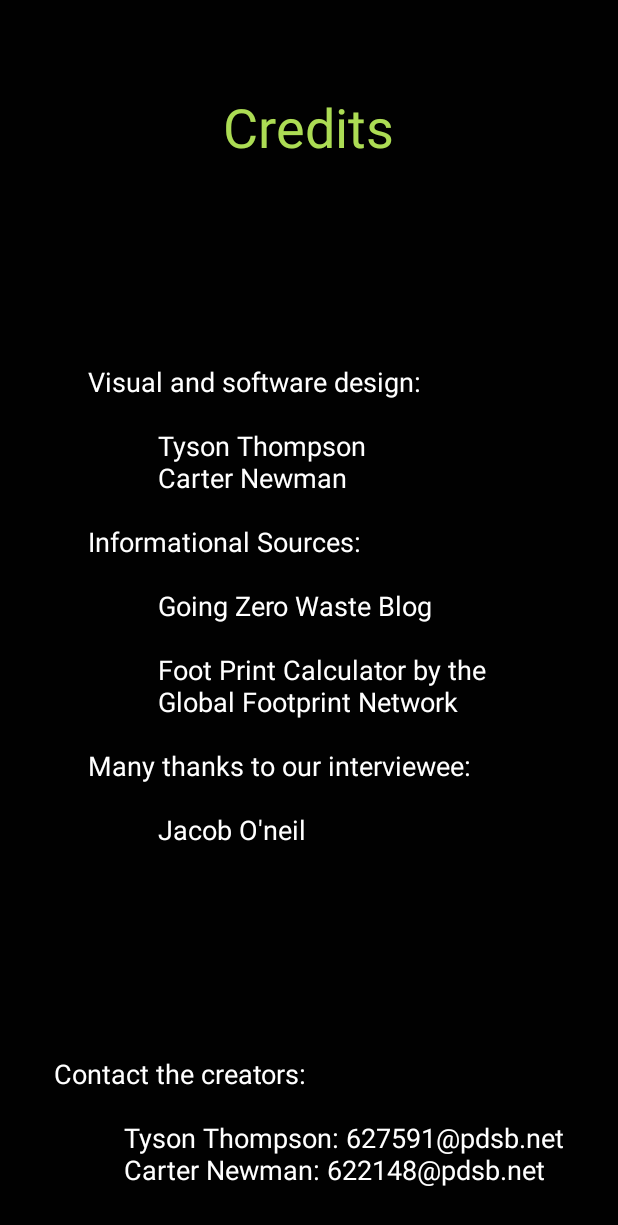
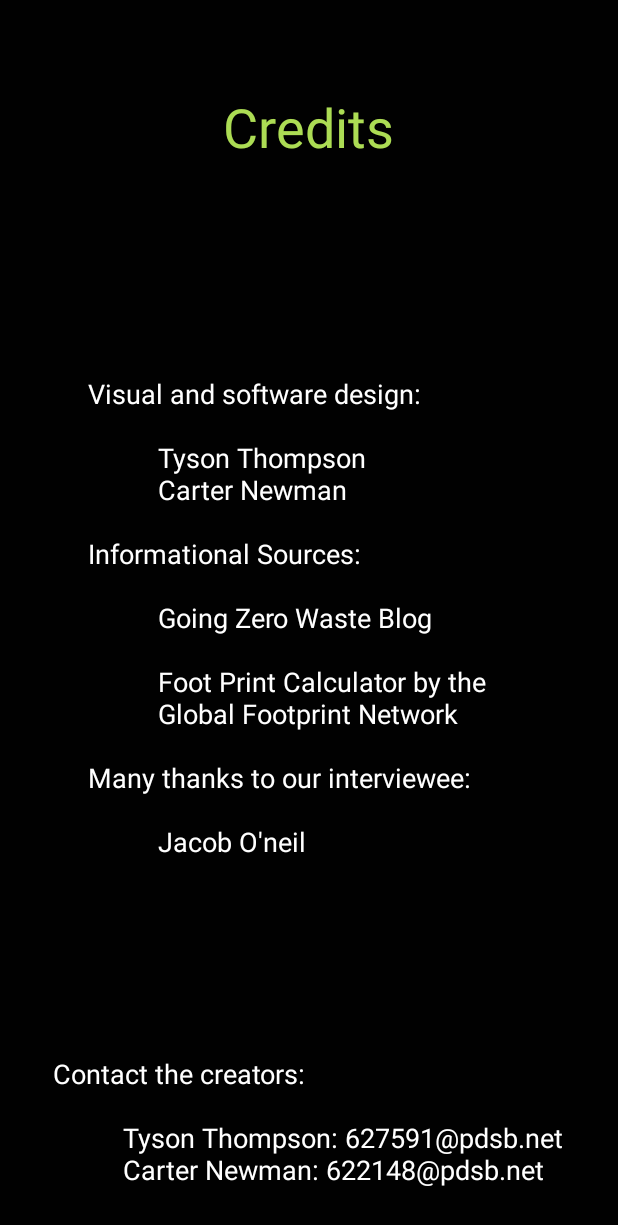
Before and after one commit to tysonthompson/Save-Our-Earth-Old, an Android app: the Credits screen opened directly, with no data from a screen before it, on a phone screen of 412 x 824 dp. Shown: the top 1225 px of the screen. Run offline under Robolectric (Android 15) with nearby library versions, the phone set to English and light mode, and no system bars.

Commit message:
Add files via upload
Completed credits activity. (activity_credits.xml and Credits.java)

```diff
--- a/src/main/res/layout/activity_credits.xml
+++ b/src/main/res/layout/activity_credits.xml
@@ -32,7 +32,8 @@
         app:layout_constraintBottom_toTopOf="@+id/textView4"
         app:layout_constraintEnd_toEndOf="parent"
         app:layout_constraintStart_toStartOf="parent"
-        app:layout_constraintTop_toBottomOf="@+id/creditsText" />
+        app:layout_constraintTop_toBottomOf="@+id/creditsText"
+        app:layout_constraintVertical_bias="0.539" />
 
     <TextView
         android:id="@+id/textView4"
@@ -44,5 +45,6 @@
         android:textSize="18sp"
         app:layout_constraintBottom_toBottomOf="parent"
         app:layout_constraintEnd_toEndOf="parent"
+        app:layout_constraintHorizontal_bias="0.492"
         app:layout_constraintStart_toStartOf="parent" />
 </androidx.constraintlayout.widget.ConstraintLayout>
```
